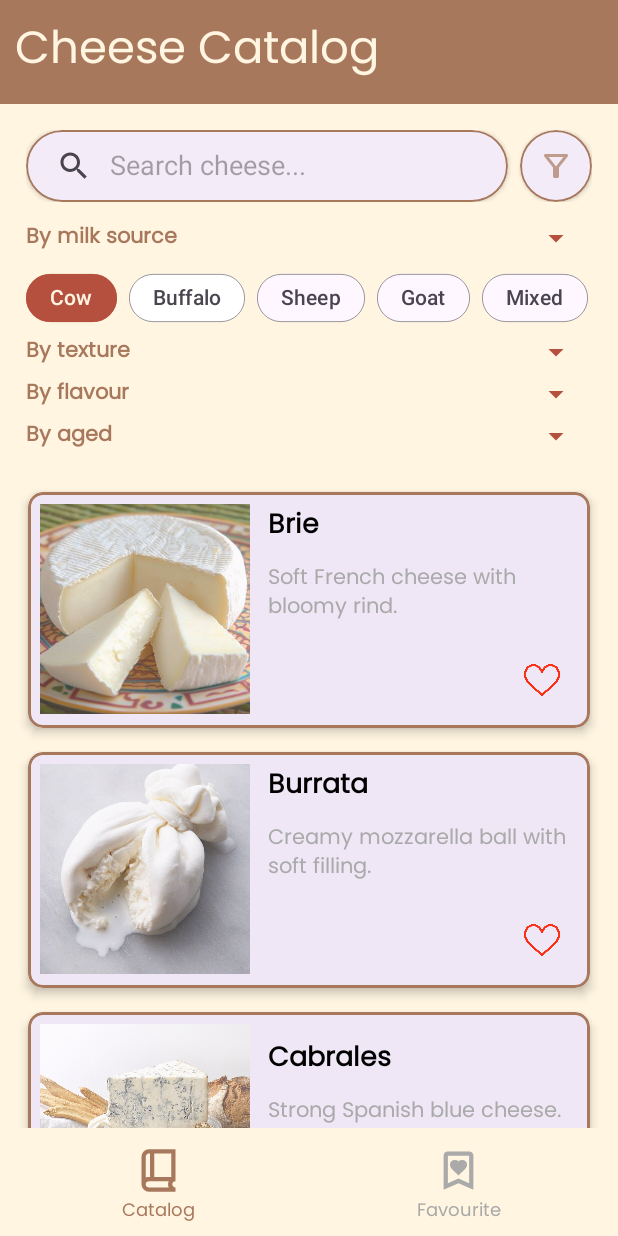
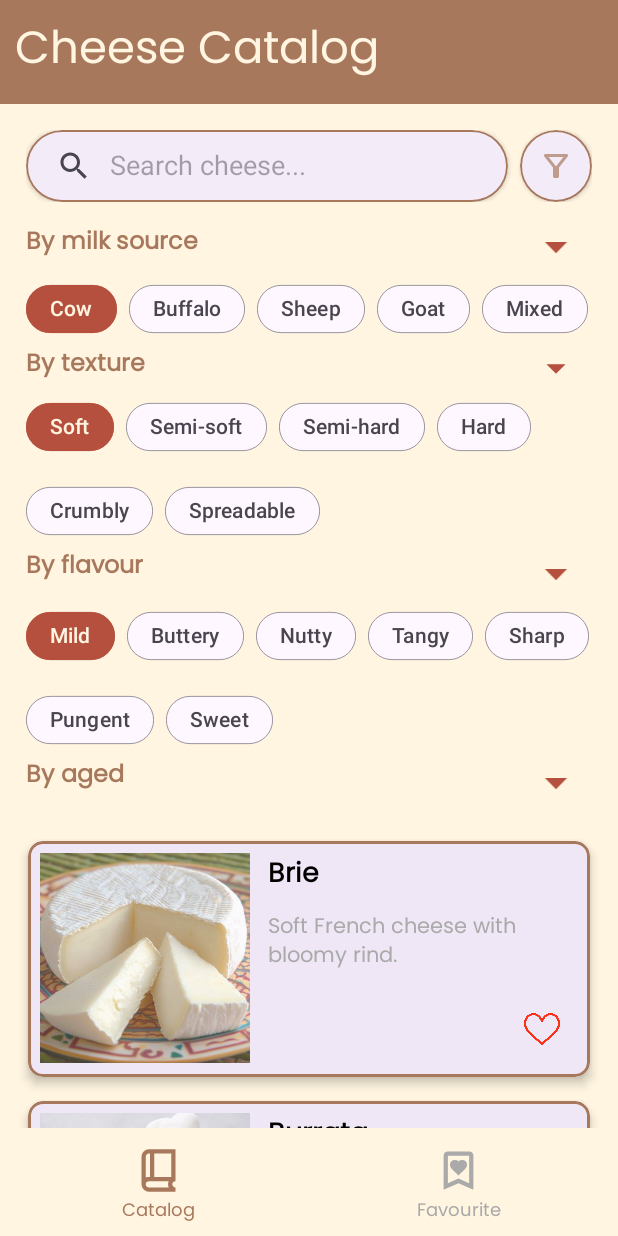
Before and after one commit to Jina247/cheese_factory, an Android app: the screen it shows after launch (MainActivity), after a tap on "By flavour", on a phone screen of 412 x 824 dp. Run offline under Robolectric (Android 15) with nearby library versions, the phone set to English and light mode, and no system bars; 3 other taps on this screen came first.

Commit message:
Fixed toggle buttons

```diff
--- a/app/src/main/res/drawable/outline_arrow_drop_down_24.xml
+++ b/app/src/main/res/drawable/outline_arrow_drop_down_24.xml
@@ -1,4 +1,4 @@
-<vector xmlns:android="http://schemas.android.com/apk/res/android" android:height="24dp" android:tint="#000000" android:viewportHeight="960" android:viewportWidth="960" android:width="24dp">
+<vector xmlns:android="http://schemas.android.com/apk/res/android" android:height="35dp" android:tint="#000000" android:viewportHeight="960" android:viewportWidth="960" android:width="35dp">
 
     <path android:fillColor="@android:color/white" android:pathData="M480,600L280,400L680,400L480,600Z"/>
 
--- a/app/src/main/res/layout/fragment_catalogue_cheese.xml
+++ b/app/src/main/res/layout/fragment_catalogue_cheese.xml
@@ -37,7 +37,7 @@
                     android:layout_width="match_parent"
                     android:layout_height="match_parent"
                     app:iconifiedByDefault="false"
-                    app:queryHint="Search cheese..." />
+                    app:queryHint="Search cheese..."/>
             </com.google.android.material.card.MaterialCardView>
 
             <com.google.android.material.card.MaterialCardView
@@ -75,26 +75,27 @@
                 android:layout_height="wrap_content"
                 android:orientation="horizontal"
                 android:clickable="true"
-                android:focusable="true">
+                android:focusable="true"
+                android:descendantFocusability="blocksDescendants">
+
                 <TextView
                     android:layout_width="0dp"
                     android:layout_weight="1"
-                    android:layout_height="wrap_content"
+                    android:layout_height="match_parent"
                     android:text="By milk source"
-                    android:textSize="14sp"
+                    android:gravity="center|start"
+                    android:textSize="16sp"
                     android:textStyle="bold"
                     android:textColor="@color/timber"
                     android:fontFamily="@font/poppins"
-                    android:clickable="true"
-                    android:focusable="true"
                     android:paddingBottom="4dp"/>
 
-                <ImageButton
+                <ImageView
                     android:layout_width="48dp"
-                    android:layout_height="wrap_content"
+                    android:layout_height="match_parent"
                     android:src="@drawable/outline_arrow_drop_down_24"
                     android:background="@android:color/transparent"
-                    app:tint="@color/terracotta" />
+                    app:tint="@color/terracotta"/>
             </LinearLayout>
 
             <com.google.android.material.chip.ChipGroup
@@ -126,8 +127,7 @@
                     app:chipStrokeWidth="0.5dp"
                     app:chipCornerRadius="24dp"
                     android:fontFamily="@font/poppins"
-                    android:text="Buffalo"
-                    android:backgroundTint="@color/white"/>
+                    android:text="Buffalo"/>
 
                 <com.google.android.material.chip.Chip
                     android:id="@+id/sheep"
@@ -166,6 +166,7 @@
                 android:layout_width="match_parent"
                 android:layout_height="wrap_content"
                 android:orientation="horizontal"
+                android:descendantFocusability="blocksDescendants"
                 android:clickable="true"
                 android:focusable="true">
 
@@ -174,17 +175,15 @@
                     android:layout_weight="1"
                     android:layout_height="wrap_content"
                     android:text="By texture"
-                    android:textSize="14sp"
+                    android:textSize="16sp"
                     android:textStyle="bold"
                     android:textColor="@color/timber"
                     android:fontFamily="@font/poppins"
-                    android:clickable="true"
-                    android:focusable="true"
                     android:paddingBottom="4dp"/>
 
-                <ImageButton
+                <ImageView
                     android:layout_width="48dp"
-                    android:layout_height="wrap_content"
+                    android:layout_height="match_parent"
                     android:src="@drawable/outline_arrow_drop_down_24"
                     android:background="@android:color/transparent"
                     app:tint="@color/terracotta" />
@@ -269,26 +268,25 @@
                 android:layout_height="wrap_content"
                 android:orientation="horizontal"
                 android:clickable="true"
-                android:focusable="true">
+                android:focusable="true"
+                android:descendantFocusability="blocksDescendants">
                 <TextView
                     android:layout_width="0dp"
                     android:layout_weight="1"
                     android:layout_height="wrap_content"
                     android:text="By flavour"
-                    android:textSize="14sp"
+                    android:textSize="16sp"
                     android:textStyle="bold"
                     android:textColor="@color/timber"
                     android:fontFamily="@font/poppins"
-                    android:clickable="true"
-                    android:focusable="true"
                     android:paddingBottom="4dp"/>
 
-                <ImageButton
+                <ImageView
                     android:layout_width="48dp"
                     android:layout_height="wrap_content"
                     android:src="@drawable/outline_arrow_drop_down_24"
                     android:background="@android:color/transparent"
-                    app:tint="@color/terracotta" />
+                    app:tint="@color/terracotta"/>
             </LinearLayout>
 
             <com.google.android.material.chip.ChipGroup
@@ -379,21 +377,20 @@
                 android:layout_height="wrap_content"
                 android:orientation="horizontal"
                 android:clickable="true"
-                android:focusable="true">
+                android:focusable="true"
+                android:descendantFocusability="blocksDescendants">
                 <TextView
                     android:layout_width="0dp"
                     android:layout_weight="1"
                     android:layout_height="wrap_content"
                     android:text="By aged"
-                    android:textSize="14sp"
+                    android:textSize="16sp"
                     android:textStyle="bold"
                     android:textColor="@color/timber"
                     android:fontFamily="@font/poppins"
-                    android:clickable="true"
-                    android:focusable="true"
                     android:paddingBottom="4dp"/>
 
-                <ImageButton
+                <ImageView
                     android:layout_width="48dp"
                     android:layout_height="wrap_content"
                     android:src="@drawable/outline_arrow_drop_down_24"
```
Also changed, not shown: app/src/main/java/com/example/cheesefactory/CatalogueCheeseFrag.kt (+70 -15 lines).
